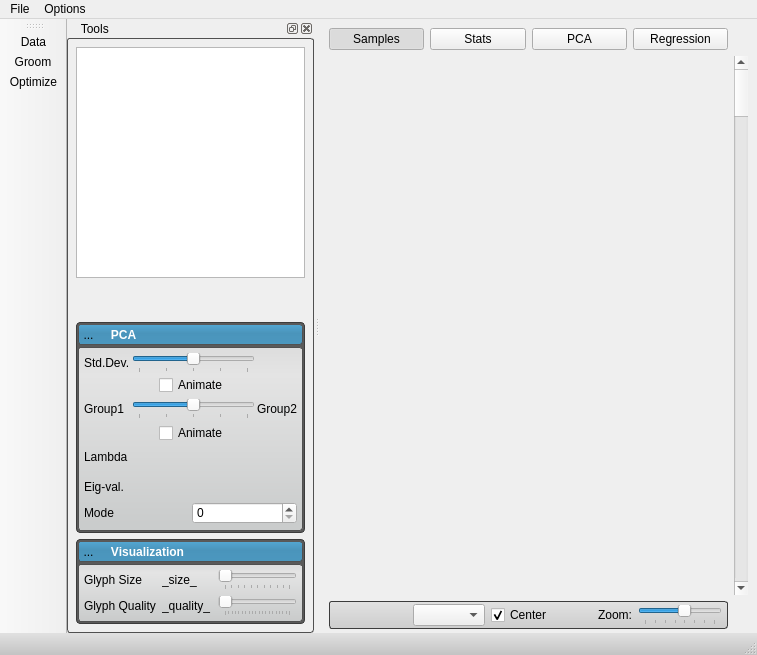
Qt form src/Application/ShapeWorksStudioApp.ui (SCIInstitute/ShapeWorks) before a commit.
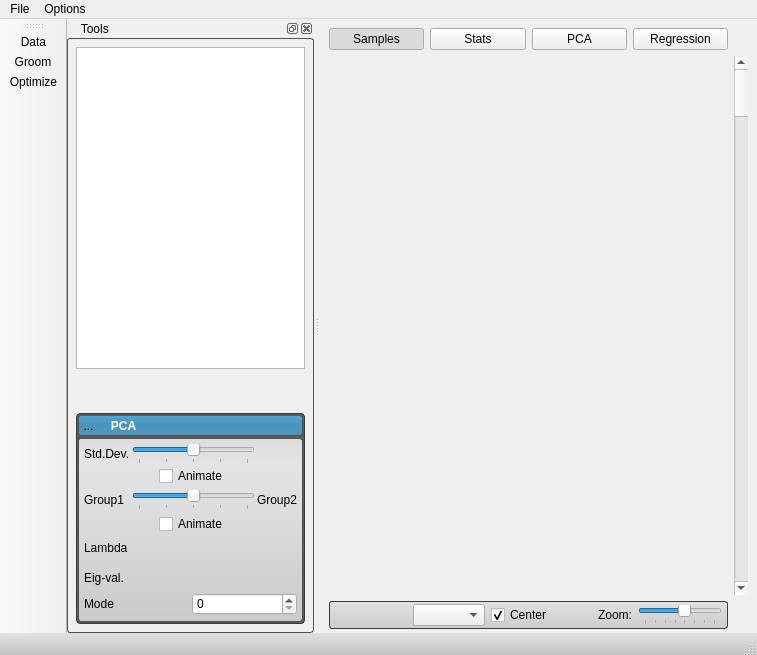
The same form after that commit. Icons and pictures are not drawn. Custom widgets are drawn as their Qt base class.

Commit message:
Visualization toolbar.
Moved the rest of the visualization controls to the toolbar.

What changed in the file:
```diff
--- a/src/Application/ShapeWorksStudioApp.ui
+++ b/src/Application/ShapeWorksStudioApp.ui
@@ -1119,196 +1119,6 @@
        </layout>
       </widget>
      </item>
-     <item>
-      <widget class="QWidget" name="visualizationPanel" native="true">
-       <property name="sizePolicy">
-        <sizepolicy hsizetype="Preferred" vsizetype="Fixed">
-         <horstretch>0</horstretch>
-         <verstretch>0</verstretch>
-        </sizepolicy>
-       </property>
-       <layout class="QVBoxLayout" name="verticalLayout_10">
-        <property name="spacing">
-         <number>2</number>
-        </property>
-        <property name="margin">
-         <number>2</number>
-        </property>
-        <item>
-         <widget class="QWidget" name="visualizationHeaderBackground" native="true">
-          <layout class="QVBoxLayout" name="verticalLayout_11">
-           <property name="margin">
-            <number>0</number>
-           </property>
-           <item>
-            <widget class="QWidget" name="visualizationHeader" native="true">
-             <property name="sizePolicy">
-              <sizepolicy hsizetype="Preferred" vsizetype="Fixed">
-               <horstretch>0</horstretch>
-               <verstretch>0</verstretch>
-              </sizepolicy>
-             </property>
-             <property name="minimumSize">
-              <size>
-               <width>215</width>
-               <height>21</height>
-              </size>
-             </property>
-             <layout class="QHBoxLayout" name="horizontalLayout_14">
-              <property name="spacing">
-               <number>2</number>
-              </property>
-              <property name="margin">
-               <number>0</number>
-              </property>
-              <item>
-               <widget class="QToolButton" name="visualizationOpenButton">
-                <property name="minimumSize">
-                 <size>
-                  <width>21</width>
-                  <height>21</height>
-                 </size>
-                </property>
-                <property name="maximumSize">
-                 <size>
-                  <width>21</width>
-                  <height>21</height>
-                 </size>
-                </property>
-                <property name="text">
-                 <string>...</string>
-                </property>
-                <property name="icon">
-                 <iconset resource="../Resources/ShapeWorksStudio.qrc">
-                  <normaloff>:/Studio/Images/DownArrowWhite.png</normaloff>:/Studio/Images/DownArrowWhite.png</iconset>
-                </property>
-                <property name="checkable">
-                 <bool>true</bool>
-                </property>
-                <property name="checked">
-                 <bool>true</bool>
-                </property>
-               </widget>
-              </item>
-              <item>
-               <widget class="QLabel" name="visualizationLabel">
-                <property name="text">
-                 <string>   Visualization</string>
-                </property>
-               </widget>
-              </item>
-             </layout>
-            </widget>
-           </item>
-          </layout>
-         </widget>
-        </item>
-        <item>
-         <widget class="QWidget" name="visualizationContent" native="true">
-          <layout class="QVBoxLayout" name="verticalLayout_21">
-           <property name="spacing">
-            <number>2</number>
-           </property>
-           <property name="margin">
-            <number>6</number>
-           </property>
-           <item>
-            <layout class="QGridLayout" name="gridLayout_6">
-             <property name="spacing">
-              <number>6</number>
-             </property>
-             <item row="0" column="0">
-              <widget class="QLabel" name="label_3">
-               <property name="text">
-                <string>Glyph Size</string>
-               </property>
-              </widget>
-             </item>
-             <item row="1" column="0">
-              <widget class="QLabel" name="label_4">
-               <property name="text">
-                <string>Glyph Quality</string>
-               </property>
-              </widget>
-             </item>
-             <item row="0" column="1">
-              <widget class="QLabel" name="glyph_size_label">
-               <property name="minimumSize">
-                <size>
-                 <width>50</width>
-                 <height>0</height>
-                </size>
-               </property>
-               <property name="text">
-                <string>_size_</string>
-               </property>
-              </widget>
-             </item>
-             <item row="1" column="1">
-              <widget class="QLabel" name="glyph_quality_label">
-               <property name="minimumSize">
-                <size>
-                 <width>50</width>
-                 <height>0</height>
-                </size>
-               </property>
-               <property name="text">
-                <string>_quality_</string>
-               </property>
-              </widget>
-             </item>
-             <item row="0" column="3">
-              <widget class="QSlider" name="glyph_size">
-               <property name="minimum">
-                <number>1</number>
-               </property>
-               <property name="maximum">
-                <number>100</number>
-               </property>
-               <property name="pageStep">
-                <number>10</number>
-               </property>
-               <property name="orientation">
-                <enum>Qt::Horizontal</enum>
-               </property>
-               <property name="tickPosition">
-                <enum>QSlider::TicksBelow</enum>
-               </property>
-               <property name="tickInterval">
-                <number>10</number>
-               </property>
-              </widget>
-             </item>
-             <item row="1" column="3">
-              <widget class="QSlider" name="glyph_quality">
-               <property name="minimum">
-                <number>1</number>
-               </property>
-               <property name="maximum">
-                <number>20</number>
-               </property>
-               <property name="pageStep">
-                <number>3</number>
-               </property>
-               <property name="orientation">
-                <enum>Qt::Horizontal</enum>
-               </property>
-               <property name="tickPosition">
-                <enum>QSlider::TicksBelow</enum>
-               </property>
-               <property name="tickInterval">
-                <number>1</number>
-               </property>
-              </widget>
-             </item>
-            </layout>
-           </item>
-          </layout>
-         </widget>
-        </item>
-       </layout>
-      </widget>
-     </item>
     </layout>
    </widget>
   </widget>
```
Left out of the diff: 4 changed lines with no effect on the pictures. Lines whose indentation alone changed are shown as unchanged. The commit also changes 3 other files.
